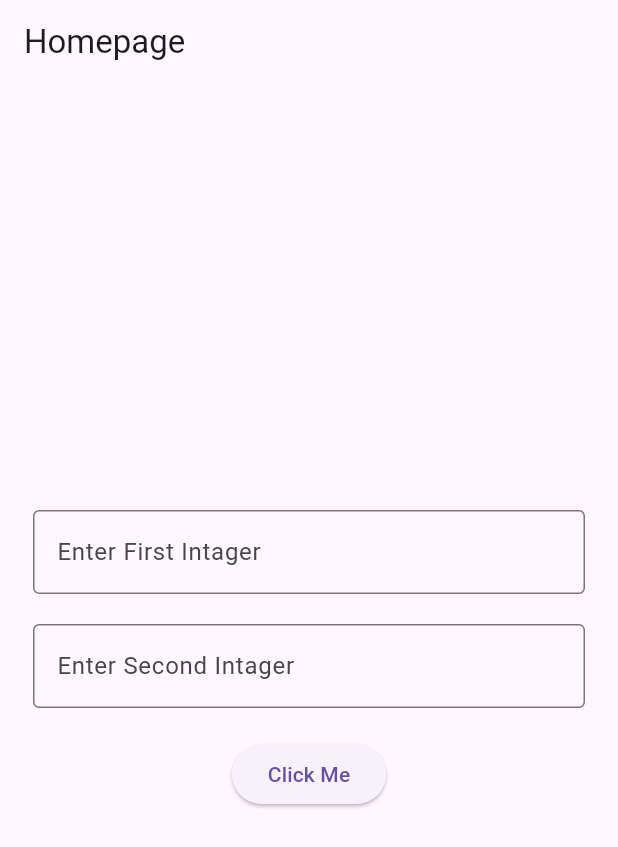
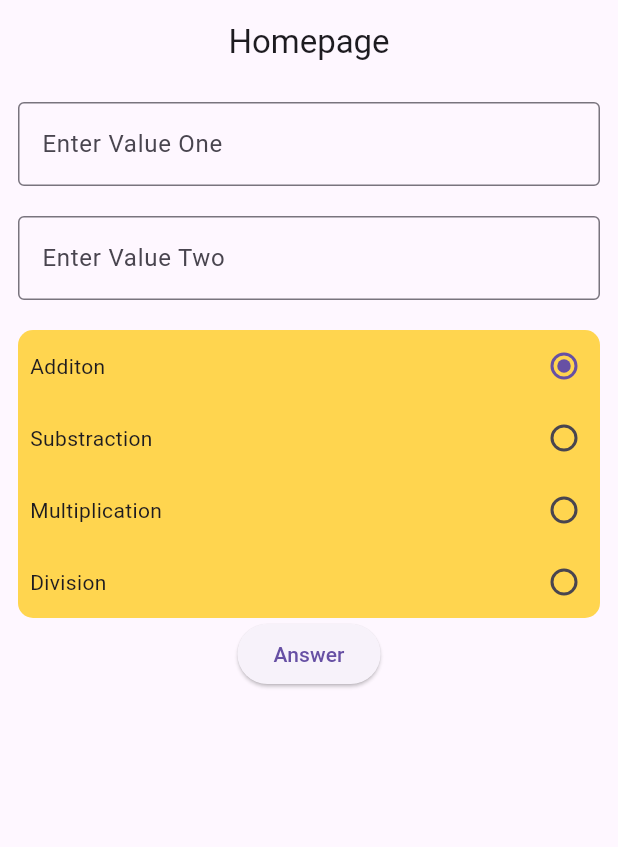
Before and after one commit to brijeshchhatrala01/flutter_ui_assignment, a Flutter app: the screen it shows after launch, on a phone screen of 412 x 824 dp. Shown: the top 847 px of the screen. Run offline on Flutter 3.47's test engine with Material 3 defaults, Android fonts, the phone set to English and light mode, and no system bars.

```diff
--- a/lib/pages/homepage.dart
+++ b/lib/pages/homepage.dart
@@ -1,5 +1,5 @@
 import 'package:flutter/material.dart';
-import 'package:flutter_ui_assignment/pages/shownumber_page.dart';
+import 'package:flutter_ui_assignment/util/radio.dart';
 
 class HomePage extends StatefulWidget {
   const HomePage({super.key});
@@ -8,71 +8,180 @@ class HomePage extends StatefulWidget {
   State<HomePage> createState() => _HomePageState();
 }
 
+enum Operations { Addition, Substraction, Multiplication, Division }
+
 class _HomePageState extends State<HomePage> {
-  //declare controller
-  final firstIntController = TextEditingController();
-  final secondIntController = TextEditingController();
+  final _formKey = GlobalKey<FormState>();
+  final valueOne = TextEditingController();
+  final valueTwo = TextEditingController();
 
-  //form global key
-  final _formKey = GlobalKey<FormState>();
+  String result = "";
 
-  String? _validator(String? val) {
-    return val!.isEmpty ? "Plaese Enter Value" : null;
+  _additionOfNum() {
+    double val1 = double.parse(valueOne.text.toString());
+    double val2 = double.parse(valueTwo.text.toString());
+
+    result = "${val1 + val2}";
+  }
+
+  _subStractionOfNum() {
+    double val1 = double.parse(valueOne.text.toString());
+    double val2 = double.parse(valueTwo.text.toString());
+
+    result = "${val1 - val2}";
+  }
+
+  _multiPlication() {
+    double val1 = double.parse(valueOne.text.toString());
+
+    double val2 = double.parse(valueTwo.text.toString());
+
+    result = "${val1 * val2}";
+  }
+
+  _divisionOfNum() {
+    double val1 = double.parse(valueOne.text.toString());
+    double val2 = double.parse(valueTwo.text.toString());
+
+    result = "${val1 / val2}";
+  }
+
+  Operations op = Operations.Addition;
+
+  String? isNullValidator(String? val) {
+    return val!.isEmpty ? "Enter any value" : null;
+  }
+
+  //print result
+  _printResult() {
+    setState(() {
+      switch (op) {
+        case Operations.Addition:
+          _additionOfNum();
+        case Operations.Substraction:
+          _subStractionOfNum();
+        case Operations.Multiplication:
+          _multiPlication();
+        case Operations.Division:
+          _divisionOfNum();
+        default:
+          _additionOfNum();
+      }
+    });
   }
 
   @override
   Widget build(BuildContext context) {
     return Scaffold(
-        appBar: AppBar(
-          title: const Text("Homepage"),
-        ),
-        body: Padding(
-          padding: const EdgeInsets.all(22.0),
+      appBar: AppBar(
+        title: const Center(child: Text("Homepage")),
+      ),
+      body: SingleChildScrollView(
+        child: Padding(
+          padding: const EdgeInsets.all(12.0),
           child: Form(
               key: _formKey,
               child: Column(
-                mainAxisAlignment: MainAxisAlignment.center,
                 children: [
                   TextFormField(
-                    validator: _validator,
                     keyboardType: TextInputType.number,
-                    controller: firstIntController,
                     decoration: const InputDecoration(
                         border: OutlineInputBorder(),
-                        hintText: "Enter First Intager"),
+                        hintText: 'Enter Value One'),
+                    controller: valueOne,
+                    validator: isNullValidator,
                   ),
                   const SizedBox(
                     height: 20,
                   ),
                   TextFormField(
-                    validator: _validator,
                     keyboardType: TextInputType.number,
-                    controller: secondIntController,
+                    controller: valueTwo,
+                    validator: isNullValidator,
                     decoration: const InputDecoration(
                         border: OutlineInputBorder(),
-                        hintText: "Enter Second Intager"),
+                        hintText: 'Enter Value Two'),
                   ),
                   const SizedBox(
                     height: 20,
                   ),
+                  Container(
+                    decoration: BoxDecoration(
+                        color: Colors.amber[300],
+                        borderRadius: BorderRadius.circular(10)),
+                    child: Column(
+                      children: [
+                        RadioButton(
+                          title: "Additon",
+                          value: Operations.Addition,
+                          groupValue: op,
+                          onChanged: (Operations? val) {
+                            setState(() {
+                              op = val!;
+                              //_additionOfNum();
+                            });
+                          },
+                        ),
+                        RadioButton(
+                          title: "Substraction",
+                          value: Operations.Substraction,
+                          groupValue: op,
+                          onChanged: (Operations? val) {
+                            setState(() {
+                              op = val!;
+                              //_subStractionOfNum();
+                            });
+                          },
+                        ),
+                        RadioButton(
+                          title: "Multiplication",
+                          value: Operations.Multiplication,
+                          groupValue: op,
+                          onChanged: (Operations? val) {
+                            setState(() {
+                              op = val!;
+                              //_multiPlication();
+                            });
+                          },
+                        ),
+                        RadioButton(
+                          title: "Division",
+                          value: Operations.Division,
+                          groupValue: op,
+                          onChanged: (Operations? val) {
+                            setState(() {
+                              op = val!;
+                              //_divisionOfNum();
+                            });
+                          },
+                        ),
+                      ],
+                    ),
+                  ),
                   ElevatedButton(
                       onPressed: () {
                         if (_formKey.currentState!.validate()) {
-                          int num1 =
-                              int.parse(firstIntController.text.toString());
-                          int num2 =
-                              int.parse(secondIntController.text.toString());
-                          Navigator.push(
-                            context,
-                            MaterialPageRoute(
-                                builder: (context) => ShowNumbers(
-                                    firstNum: num1, secondNum: num2)),
-                          );
+                          _printResult();
+                        } else {
+                          ScaffoldMessenger.of(context)
+                            ..removeCurrentSnackBar()
+                            ..showSnackBar(
+                                const SnackBar(content: Text('Enter Values')));
                         }
                       },
-                      child: const Text('Click Me'))
+                      child: const Text("Answer")),
+                  Text(
+                    result,
+                    style: const TextStyle(
+                        letterSpacing: 2.0,
+                        backgroundColor: Colors.yellow,
+                        fontSize: 22,
+                        color: Colors.orange),
+                  ),
                 ],
               )),
-        ));
+        ),
+      ),
+    );
   }
 }
--- /dev/null
+++ b/lib/util/radio.dart
@@ -0,0 +1,29 @@
+import 'package:flutter/material.dart';
+import 'package:flutter_ui_assignment/pages/homepage.dart';
+
+class RadioButton extends StatelessWidget {
+  final String title;
+  final Operations value;
+  final Operations groupValue;
+  Function(Operations?)? onChanged;
+  RadioButton(
+      {super.key,
+      required this.title,
+      required this.value,
+      required this.groupValue,
+      required this.onChanged});
+
+  @override
+  Widget build(BuildContext context) {
+    return Row(
+      mainAxisAlignment: MainAxisAlignment.spaceBetween,
+      children: [
+        Padding(
+          padding: const EdgeInsets.only(left: 8),
+          child: Text(title),
+        ),
+        Radio(value: value, groupValue: groupValue, onChanged: onChanged),
+      ],
+    );
+  }
+}
```
